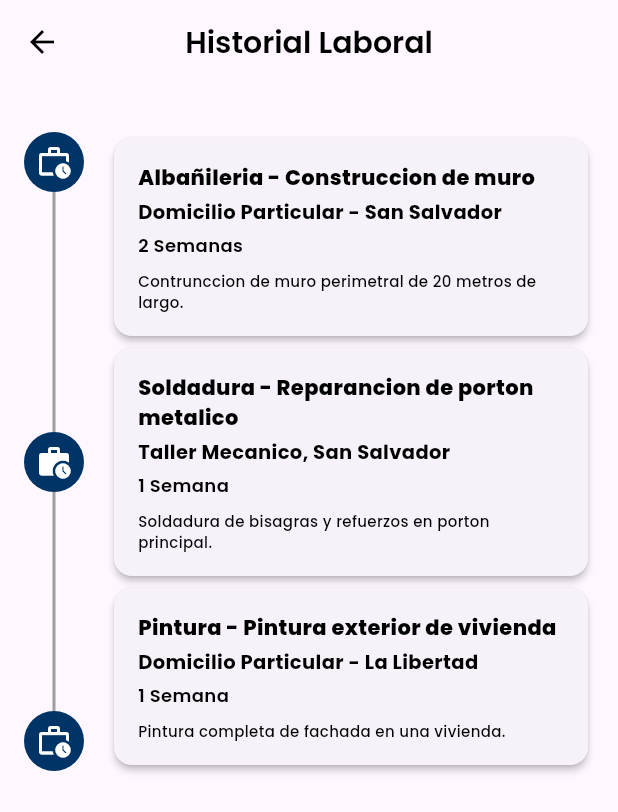
After one commit to DerasChris/JobGenius, a Flutter app: the WorkHistoryView screen opened directly, on a phone screen of 412 x 824 dp. The commit adds this screen. Shown: the top 812 px of the screen. Run offline on Flutter 3.47's test engine with Material 3 defaults, Android fonts, the phone set to English and light mode, and no system bars; our stand-ins replace avatar_glow, curved_navigation_bar, flutter_svg, google_fonts; missing offline and left inert: filter_list, simple_animation_transition.

Commit message:
add pantalla de historial laboral

```diff
--- /dev/null
+++ b/lib/widgets/screens/WorkHistoryScreen.dart
@@ -0,0 +1,154 @@
+import 'package:flutter/material.dart';
+import 'package:google_fonts/google_fonts.dart';
+import 'package:jobjenius/extensions/SafeNavigationExtension.dart';
+import 'package:jobjenius/theme/app_color.dart';
+
+class WorkHistoryView extends StatelessWidget {
+  const WorkHistoryView({Key? key}) : super(key: key);
+
+  @override
+  Widget build(BuildContext context) {
+    return Scaffold(
+      appBar: AppBar(
+        backgroundColor: Colors.transparent,
+        elevation: 0,
+        leading: IconButton(
+          icon: const Icon(Icons.arrow_back, color: Colors.black),
+          onPressed: () => context.safeNavigateBack(),
+        ),
+        title: Text(
+          'Historial Laboral',
+          style: GoogleFonts.poppins(
+            textStyle: const TextStyle(fontSize: 20, color: Colors.black),
+            fontWeight: FontWeight.w600,
+          ),
+        ),
+        centerTitle: true,
+      ),
+      body: ListView(
+        padding: const EdgeInsets.all(16.0),
+        children: [
+          const SizedBox(height: 16),
+          _buildTimelineItem(
+            context,
+            icon: Icons.work_history_outlined,
+            title: 'Albañileria - Construccion de muro',
+            company: 'Domicilio Particular - San Salvador',
+            period: '2 Semanas',
+            description:
+                'Contrunccion de muro perimetral de 20 metros de largo.',
+            isFirst: true,
+          ),
+          _buildTimelineItem(
+            context,
+            icon: Icons.work_history_rounded,
+            title: 'Soldadura - Reparancion de porton metalico',
+            company: 'Taller Mecanico, San Salvador',
+            period: '1 Semana',
+            description:
+                'Soldadura de bisagras y refuerzos en porton principal.',
+          ),
+          _buildTimelineItem(
+            context,
+            icon: Icons.work_history_outlined,
+            title: 'Pintura - Pintura exterior de vivienda',
+            company: 'Domicilio Particular - La Libertad',
+            period: '1 Semana',
+            description: 'Pintura completa de fachada en una vivienda.',
+            isLast: true,
+          ),
+        ],
+      ),
+    );
+  }
+
+  Widget _buildTimelineItem(
+    BuildContext context, {
+    required IconData icon,
+    required String title,
+    required String company,
+    required String period,
+    required String description,
+    bool isFirst = false,
+    bool isLast = false,
+  }) {
+    return IntrinsicHeight(
+      child: Row(
+        crossAxisAlignment: CrossAxisAlignment.start,
+        children: [
+          Column(
+            children: [
+              if (!isFirst)
+                const Expanded(
+                  child: VerticalDivider(
+                    color: Colors.grey,
+                    thickness: 2,
+                  ),
+                ),
+              Container(
+                decoration: BoxDecoration(
+                  shape: BoxShape.circle,
+                  color: appColor.azul,
+                ),
+                padding: const EdgeInsets.all(8),
+                child: Icon(icon, color: Colors.white),
+              ),
+              if (!isLast)
+                const Expanded(
+                  child: VerticalDivider(
+                    color: Colors.grey,
+                    thickness: 2,
+                  ),
+                ),
+            ],
+          ),
+          const SizedBox(width: 16),
+          Expanded(
+            child: Card(
+              elevation: 2,
+              child: Padding(
+                padding: const EdgeInsets.all(16.0),
+                child: Column(
+                  crossAxisAlignment: CrossAxisAlignment.start,
+                  children: [
+                    Text(title,
+                        style: GoogleFonts.poppins(
+                          fontSize: 14,
+                          fontWeight: FontWeight.w800,
+                          color: Colors.black,
+                        )),
+                    const SizedBox(height: 4),
+                    Text(company,
+                        style: GoogleFonts.poppins(
+                          fontSize: 13,
+                          fontWeight: FontWeight.w700,
+                          color: Colors.black,
+                        )),
+                    const SizedBox(height: 4),
+                    Text(
+                      period,
+                      style: GoogleFonts.poppins(
+                        fontSize: 12,
+                        fontWeight: FontWeight.w600,
+                        color: Colors.black,
+                      ),
+                    ),
+                    const SizedBox(height: 8),
+                    Text(
+                      description,
+                      style: GoogleFonts.poppins(
+                        fontSize: 10,
+                        fontWeight: FontWeight.w500,
+                        color: Colors.black,
+                      ),
+                    ),
+                  ],
+                ),
+              ),
+            ),
+          ),
+        ],
+      ),
+    );
+  }
+}
```
Also changed, not shown: lib/Trabajadores.dart (+8 -7 lines).
